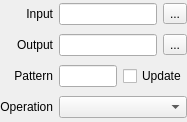
Qt form mediacopier-qt/source/gui/MediaCopierParamWidget.ui (patrickziegler/mediacopier) before a commit.
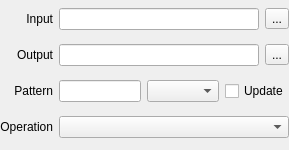
The same form after that commit.

Commit message: Add timezone handling to graphical UI

The edit to the form file:
```diff
--- a/mediacopier-qt/source/gui/MediaCopierParamWidget.ui
+++ b/mediacopier-qt/source/gui/MediaCopierParamWidget.ui
@@ -7,8 +7,8 @@
    <rect>
     <x>0</x>
     <y>0</y>
-    <width>187</width>
-    <height>122</height>
+    <width>289</width>
+    <height>150</height>
    </rect>
   </property>
   <layout class="QGridLayout" name="gridLayout">
@@ -133,6 +133,16 @@
         </property>
        </widget>
       </item>
+      <item>
+       <widget class="QComboBox" name="paramTimezone">
+        <property name="sizePolicy">
+         <sizepolicy hsizetype="Minimum" vsizetype="Fixed">
+          <horstretch>0</horstretch>
+          <verstretch>0</verstretch>
+         </sizepolicy>
+        </property>
+       </widget>
+      </item>
       <item>
        <widget class="QCheckBox" name="paramPatternUpdate">
         <property name="text">
```
Left out of the diff: 78 changed lines with no effect on the pictures. The commit also changes 15 other files.
